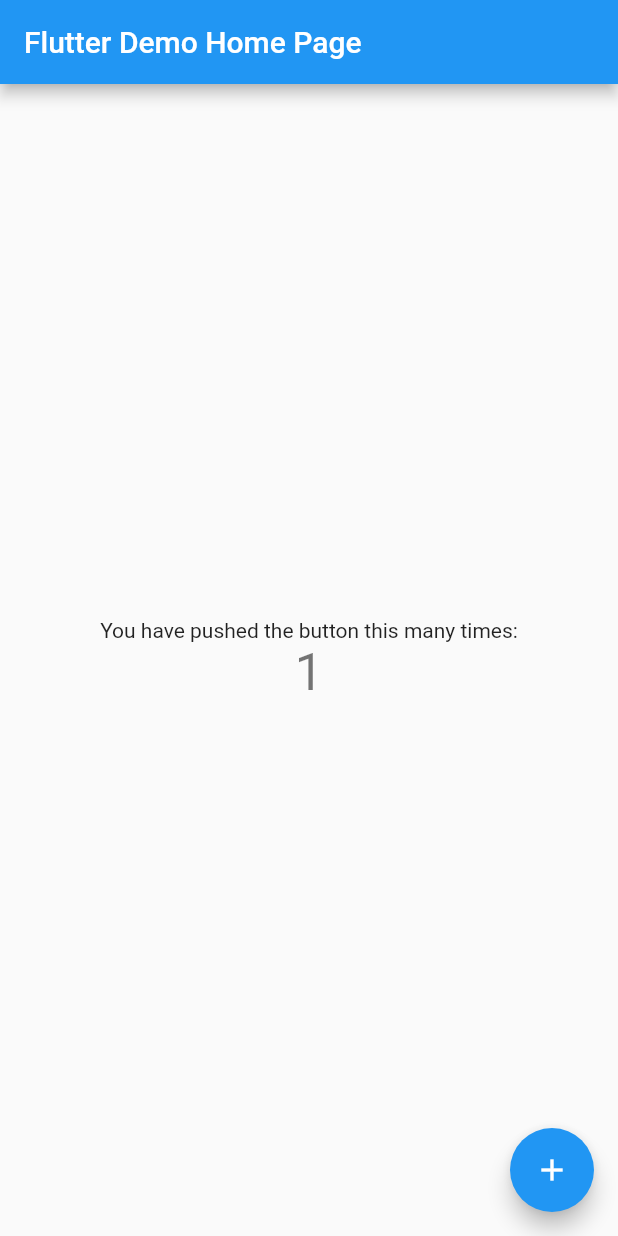
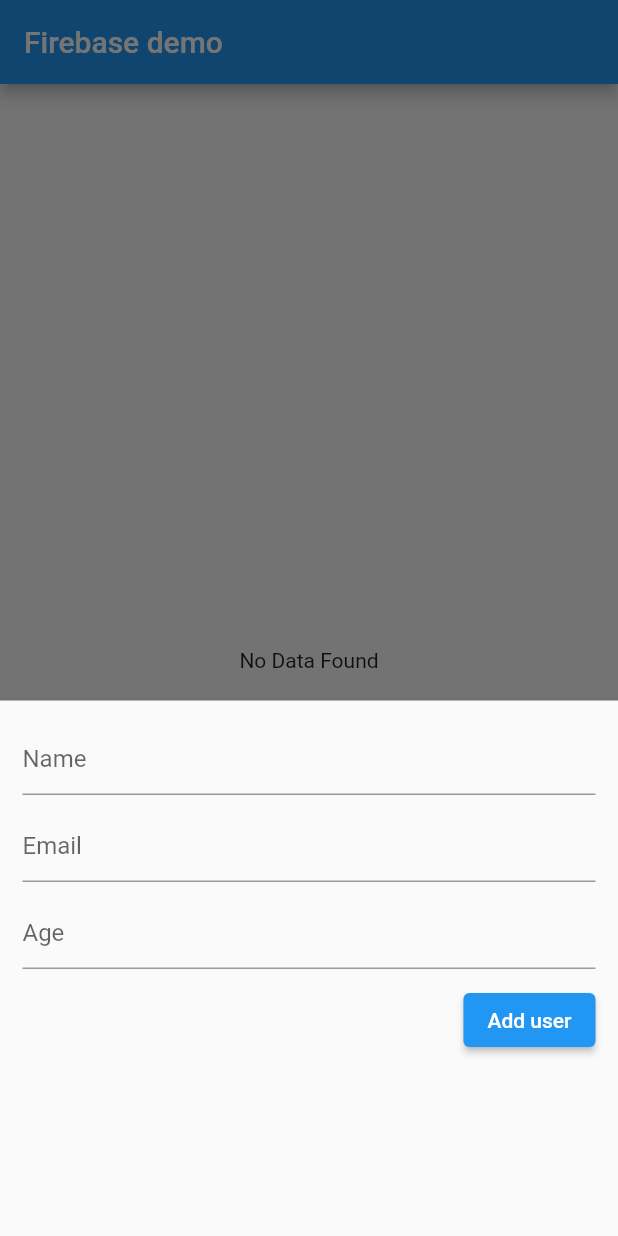
Before and after one commit to FAClassProject/firebase_sesson13, a Flutter app: the screen it shows after launch, after a tap on the "add" icon, on a phone screen of 412 x 824 dp. Run offline on Flutter 3.47's test engine with Material 2 defaults, Android fonts, the light colour scheme and no system bars; our stand-ins replace firebase_core, firebase_database; accounts and stored records are empty.

Commit message:
full project completed

```diff
--- a/lib/main.dart
+++ b/lib/main.dart
@@ -1,6 +1,10 @@
+import 'package:firebase_core/firebase_core.dart';
+import 'package:firebase_sesson13/view/firebase_view.dart';
 import 'package:flutter/material.dart';
 
-void main() {
+void main() async{
+  WidgetsFlutterBinding.ensureInitialized();
+  await Firebase.initializeApp();
   runApp(const MyApp());
 }
 
@@ -15,7 +19,7 @@
       theme: ThemeData(
         primarySwatch: Colors.blue,
       ),
-      home: const MyHomePage(title: 'Flutter Demo Home Page'),
+      home: FirebaseView(),
     );
   }
 }
--- a/lib/service/firebase_database.dart
+++ b/lib/service/firebase_database.dart
@@ -15,8 +15,10 @@
     List<UserModel> users = [];
     var data = await reference.get();
     List<DataSnapshot> snapshotdata = data.children.toList();
+    print("printing  snapshotdata data ${snapshotdata.toString()}");
     for(var user in snapshotdata){
       users.add(UserModel.fromSnapshot(user));
+      print("printing  snapshotdata data ${user.value}");
     }
     return users;
   }
--- /dev/null
+++ b/lib/view/firebase_view.dart
@@ -0,0 +1,134 @@
+import 'package:firebase_core/firebase_core.dart';
+import 'package:firebase_sesson13/model/user_model.dart';
+import 'package:firebase_sesson13/service/firebase_database.dart';
+import 'package:flutter/cupertino.dart';
+import 'package:flutter/material.dart';
+import 'package:uuid/uuid.dart';
+import 'package:uuid/uuid_util.dart';
+
+class FirebaseView extends StatefulWidget {
+  const FirebaseView({Key? key}) : super(key: key);
+
+  @override
+  State<FirebaseView> createState() => _FirebaseViewState();
+}
+
+class _FirebaseViewState extends State<FirebaseView> {
+  final dbService = FireBaseService();
+  //final TextEditingController _idTextEditingController = TextEditingController();
+  final TextEditingController _nameTextEditingController = TextEditingController();
+  final TextEditingController _emailTextEditingController = TextEditingController();
+  final TextEditingController _ageTextEditingController = TextEditingController();
+
+  @override
+  void initState() {
+    dbService.getUsers();
+    super.initState();
+  }
+
+  void showBottomSheetModel(String functionName, Function()? onPressed){
+    showModalBottomSheet(
+        context: context,
+        elevation: 5,
+        isScrollControlled: true,
+        builder: (_)=> Container(
+          padding: EdgeInsets.only(left: 15, top: 15, right: 15,
+              bottom: MediaQuery.of(context).viewInsets.bottom +120),
+          child: Column(
+            mainAxisSize: MainAxisSize.min,
+            crossAxisAlignment: CrossAxisAlignment.end,
+            children: [
+              TextField(
+                controller: _nameTextEditingController,
+                decoration: InputDecoration(
+                    hintText: 'Name'
+                ),
+              ),
+              SizedBox(height: 10,),
+              TextField(
+                keyboardType: TextInputType.emailAddress,
+                controller: _emailTextEditingController,
+                decoration: InputDecoration(
+                    hintText: 'Email'
+                ),
+              ),
+              SizedBox(height: 10,),
+              TextField(
+                keyboardType: TextInputType.number,
+                controller: _ageTextEditingController,
+                decoration: InputDecoration(
+                    hintText: 'Age'
+                ),
+              ),
+              SizedBox(height: 10,),
+
+              ElevatedButton(
+                  onPressed: onPressed,
+                  child: Text(functionName)
+              )],
+          ),
+        ));
+  }
+
+  void addUser(){
+    showBottomSheetModel("Add user", ()async{
+      var user = UserModel(
+          id: Uuid().v4(),
+          name: _nameTextEditingController.value.text,
+          email: _emailTextEditingController.value.text,
+          age: int.parse(_ageTextEditingController.value.text));
+
+      dbService.addUser(user);
+      setState(() {
+        print("Printing User saved Data ${user.email.toString()}");
+        print("Printing User saved Data ${user.age.toString()}");
+        print("Printing User saved Data ${user.name.toString()}");
+        print("Printing User saved Data ${user.id.toString()}");
+        _nameTextEditingController.clear();
+        _emailTextEditingController.clear();
+        _ageTextEditingController.clear();
+        Navigator.of(context).pop();
+      });
+
+    });
+  }
+
+
+  @override
+  Widget build(BuildContext context) {
+    return Scaffold(
+      appBar: AppBar(title: Text('Firebase demo'),),
+      body: FutureBuilder(
+        future: dbService.getUsers(),
+          builder: (context, snapshot){
+          if(snapshot.connectionState == ConnectionState.waiting){
+            return Center(child:  CircularProgressIndicator(),);
+          }
+          if(snapshot.hasData){
+            if(snapshot.data!.isEmpty){
+              return Center(child: Text("No Data Found"));
+            }
+            return ListView.builder(
+              itemCount: snapshot.data!.length,
+                itemBuilder: (context, index) {
+                  var userData = snapshot.data![index];
+                  return Card(
+                    color: Colors.yellow[200],
+                    child: ListTile(
+                        title: Text("${userData.name } ${userData.age}"),
+                         subtitle: Text("${userData.email }"),
+                    ),
+                  );
+
+                });
+          }
+          return Center(child: Text("No Data Found"),);
+          }),
+      floatingActionButton: FloatingActionButton(
+        child: Icon(Icons.add),
+          onPressed: (){
+          addUser();
+          }),
+    );
+  }
+}
--- a/pubspec.yaml
+++ b/pubspec.yaml
@@ -36,6 +36,9 @@
   # Use with the CupertinoIcons class for iOS style icons.
   cupertino_icons: ^1.0.2
   firebase_database: ^10.0.16
+  uuid: ^3.0.7
+  firebase_auth: ^4.3.0
+  firebase_core: ^2.8.0
 
 dev_dependencies:
   flutter_test:
@@ -50,6 +53,7 @@
 
 # For information on the generic Dart part of this file, see the
 # following page: https://dart.dev/tools/pub/pubspec
+
 
 # The following section is specific to Flutter packages.
 flutter:
```
Also changed, not shown: pubspec.lock, 4 other files.
